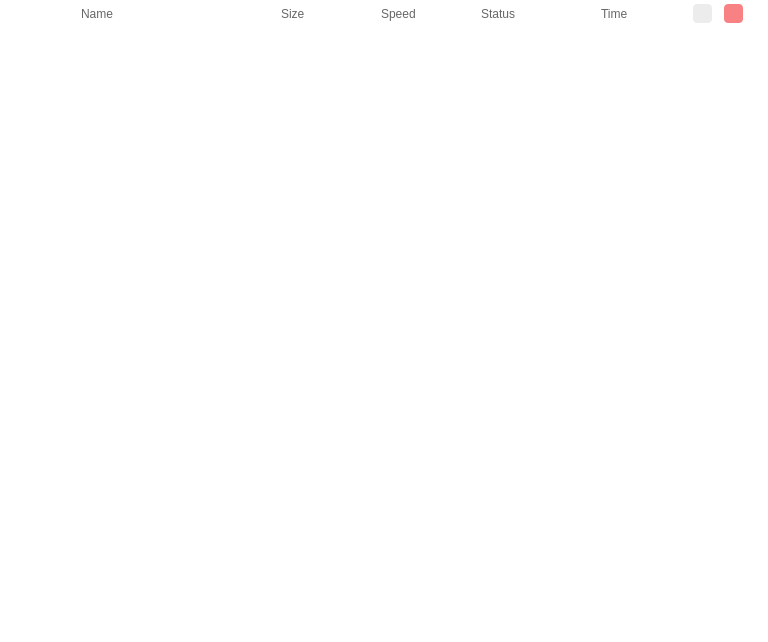
meganz/MEGAsync, file src/MEGASync/gui/linux/TransfersWidget.ui: the form before one commit.
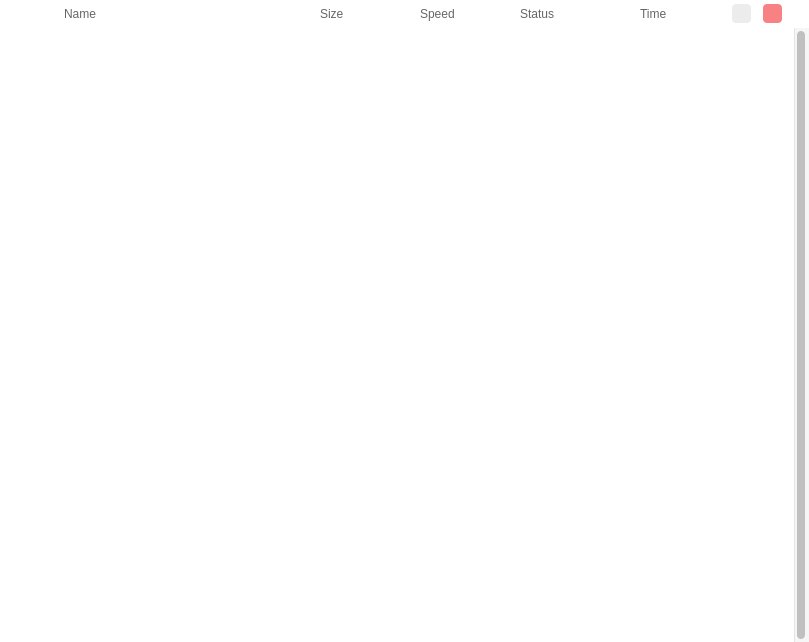
The form after the commit. Icons and pictures are not drawn. Custom widgets are drawn as their Qt base class.

Commit message: Transfer Manager: + no transfer placeholders; polish buttons logic; polish UI

```diff
--- a/src/MEGASync/gui/linux/TransfersWidget.ui
+++ b/src/MEGASync/gui/linux/TransfersWidget.ui
@@ -6,7 +6,7 @@
    <rect>
     <x>0</x>
     <y>0</y>
-    <width>768</width>
+    <width>809</width>
     <height>642</height>
    </rect>
   </property>
@@ -242,13 +242,13 @@
            <number>0</number>
           </property>
           <property name="leftMargin">
-           <number>81</number>
+           <number>64</number>
           </property>
           <property name="topMargin">
            <number>0</number>
           </property>
           <property name="rightMargin">
-           <number>33</number>
+           <number>15</number>
           </property>
           <property name="bottomMargin">
            <number>0</number>
```
The commit also changes 21 other files.
